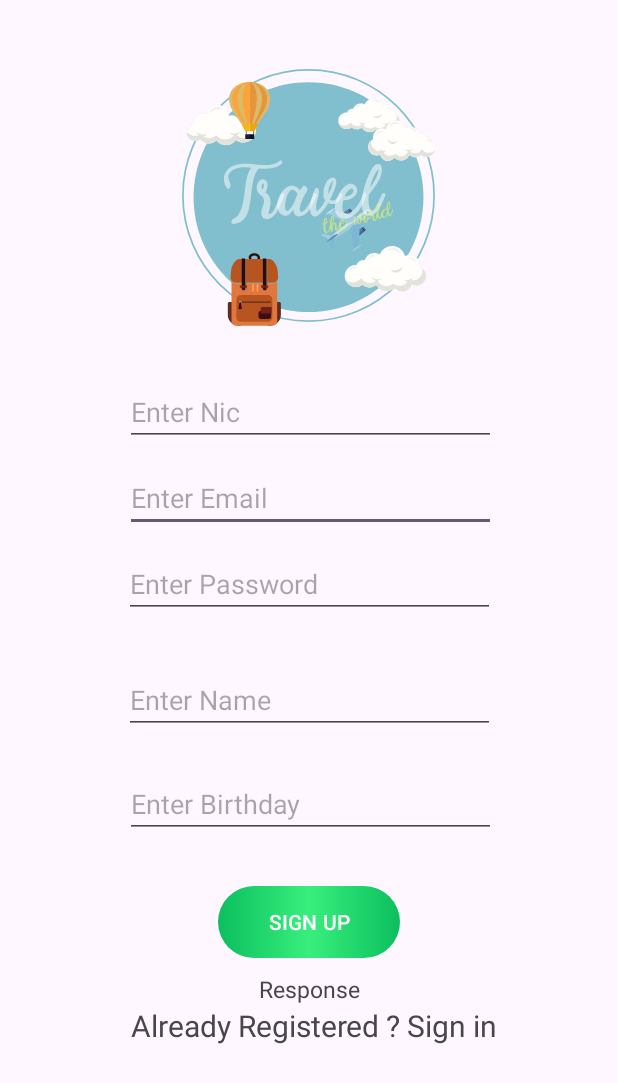
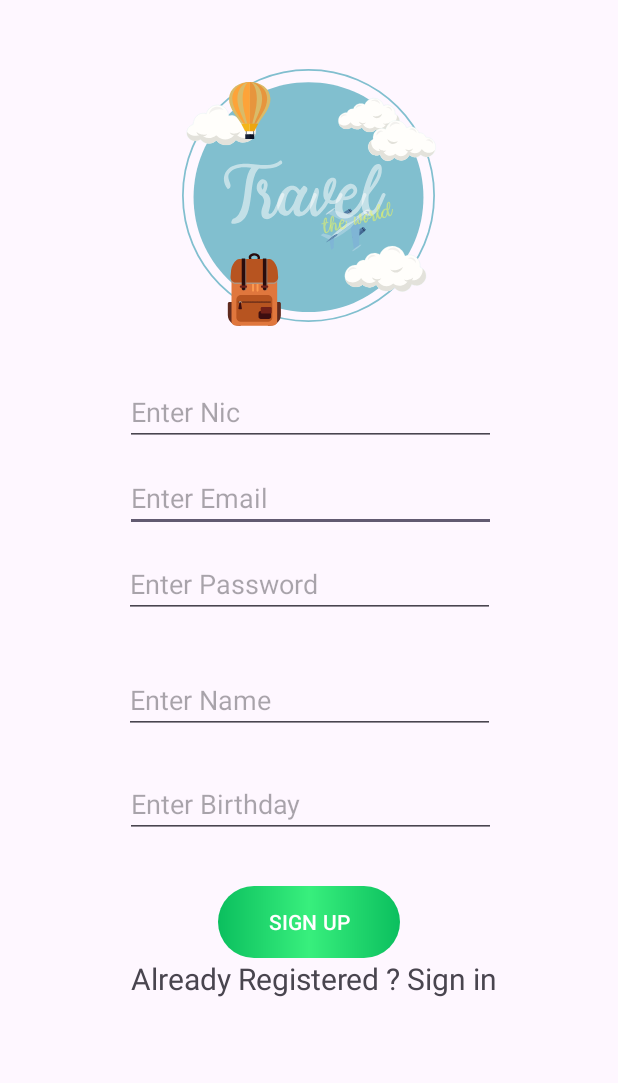
Before and after one commit to BTMR48/DreamTravelMobile, an Android app: the SignUpScreen screen opened directly, with no data from a screen before it, after a tap on "SIGN UP", on a phone screen of 412 x 824 dp. Shown: the top 1083 px of the screen. Run offline under Robolectric (Android 15) with nearby library versions, the phone set to English and light mode, and no system bars.

```diff
--- a/app/src/main/java/com/tbmr/dreamtravel/SignUpScreen.java
+++ b/app/src/main/java/com/tbmr/dreamtravel/SignUpScreen.java
@@ -47,7 +47,8 @@ public class SignUpScreen extends AppCompatActivity {
 
     private EditText mEmail, mPass, signUpNic,signUpName,signUpDateOfBirth;
     private Button signUpBtn;
-    private TextView responseTV;
+//    private TextView responseTV;
+    private TextView  loginpath;
     private ProgressBar loadingPB;
 
     Retrofit retrofit = new Retrofit.Builder()
@@ -65,11 +66,11 @@ public class SignUpScreen extends AppCompatActivity {
         mPass = findViewById(R.id.signupPass);
         signUpNic = findViewById(R.id.signupNic);
         signUpBtn = findViewById(R.id.signupbtn);
-        responseTV = findViewById(R.id.idTVResponse); // Make sure you have a TextView with this ID in your layout
+//        responseTV = findViewById(R.id.idTVResponse);
         loadingPB = findViewById(R.id.idLoadingPB); // Make sure you have a ProgressBar with this ID in your layout
         signUpName = findViewById(R.id.signupName);
         signUpDateOfBirth = findViewById(R.id.signupBirthday);
-
+        loginpath = findViewById(R.id.loginpath);
         // Initialize calendar and get the current date
         final Calendar calendar = Calendar.getInstance();
         final int year = calendar.get(Calendar.YEAR);
@@ -81,6 +82,12 @@ public class SignUpScreen extends AppCompatActivity {
         Calendar minDate = Calendar.getInstance();
         minDate.add(Calendar.YEAR, -100);
 
+        loginpath.setOnClickListener(new View.OnClickListener() {
+            @Override
+            public void onClick(View v) {
+                startActivity(new Intent(SignUpScreen.this, LoginScreen.class));
+            }
+        });
         signUpDateOfBirth.setOnClickListener(new View.OnClickListener() {
             @Override
             public void onClick(View v) {
@@ -102,14 +109,43 @@ public class SignUpScreen extends AppCompatActivity {
         });
 
         signUpBtn.setOnClickListener(v -> {
-            if (mEmail.getText().toString().isEmpty() || mPass.getText().toString().isEmpty() || signUpNic.getText().toString().isEmpty()) {
-                Toast.makeText(SignUpScreen.this, "Please fill out all the fields", Toast.LENGTH_SHORT).show();
+            String email = mEmail.getText().toString();
+            String password = mPass.getText().toString();
+            String nic = signUpNic.getText().toString();
+
+            if (!isValidEmail(email)) {
+                Toast.makeText(SignUpScreen.this, "Please enter a valid email address", Toast.LENGTH_SHORT).show();
                 return;
             }
+
+            if (!isValidPassword(password)) {
+                Toast.makeText(SignUpScreen.this, "Password must be at least 6 characters", Toast.LENGTH_SHORT).show();
+                return;
+            }
+
+            if (!isValidNic(nic)) {
+                Toast.makeText(SignUpScreen.this, "NIC must be a maximum of 12 characters and minimum 10", Toast.LENGTH_SHORT).show();
+                return;
+            }
+
             registerNewUser();
         });
 
 
+    }
+
+    private boolean isValidEmail(String email) {
+        // Use Java's built-in email validation. This may not catch all edge cases.
+        String regex = "^[A-Za-z0-9+_.-]+@(.+)$";
+        return email.matches(regex);
+    }
+
+    private boolean isValidPassword(String password) {
+        return password.length() >= 6;
+    }
+
+    private boolean isValidNic(String nic) {
+        return nic.length() >= 10 && nic.length() <= 12;
     }
 
     private void registerNewUser() {
@@ -205,7 +241,7 @@ public class SignUpScreen extends AppCompatActivity {
                                                 @Override
                                                 public void run() {
                                                     if (secondResponseCode == HttpURLConnection.HTTP_OK) {
-                                                        responseTV.setText("Both registrations were successful!");
+                                                //      responseTV.setText("Both registrations were successful!");
                                                         System.out.println("Date of Birth: " + formattedDateStr);
                                                         Intent intent;
 
@@ -217,7 +253,7 @@ public class SignUpScreen extends AppCompatActivity {
                                                         startActivity(intent);
 
                                                     } else {
-                                                        responseTV.setText("Second registration failed! Response code: " + secondResponseCode);
+//                                                        responseTV.setText("Second registration failed! Response code: " + secondResponseCode);
 
                                                         System.out.println("Date of Birth: " + originalDateStr);
 
@@ -230,7 +266,7 @@ public class SignUpScreen extends AppCompatActivity {
                                             new Handler(Looper.getMainLooper()).post(new Runnable() {
                                                 @Override
                                                 public void run() {
-                                                    responseTV.setText("Network error in second API call: " + e.getMessage());
+//                                                    responseTV.setText("Network error in second API call: " + e.getMessage());
                                                     loadingPB.setVisibility(View.GONE);
                                                 }
                                             });
@@ -238,7 +274,7 @@ public class SignUpScreen extends AppCompatActivity {
                                     }
                                 }).start();
                             } else {
-                                responseTV.setText("First registration failed! Response code: " + responseCode);
+//                                responseTV.setText("First registration failed! Response code: " + responseCode);
                                 loadingPB.setVisibility(View.GONE);
                             }
                         }
@@ -251,7 +287,7 @@ public class SignUpScreen extends AppCompatActivity {
                         @Override
                         public void run() {
                             loadingPB.setVisibility(View.GONE);
-                            responseTV.setText("Network error: " + e.getMessage());
+//                            responseTV.setText("Network error: " + e.getMessage());
                         }
                     });
                 }
--- a/app/src/main/res/layout/activity_sign_up_screen.xml
+++ b/app/src/main/res/layout/activity_sign_up_screen.xml
@@ -6,6 +6,19 @@
     android:layout_height="match_parent"
     tools:context=".SignUpScreen">
 
+
+    <ProgressBar
+        android:id="@+id/idLoadingPB"
+        android:layout_width="113dp"
+        android:layout_height="135dp"
+        android:layout_gravity="center"
+
+        android:layout_marginTop="21dp"
+        android:visibility="invisible"
+        app:layout_constraintEnd_toEndOf="parent"
+        app:layout_constraintStart_toStartOf="parent"
+        app:layout_constraintTop_toBottomOf="@+id/signupNic"
+        tools:ignore="MissingConstraints" />
 
     <EditText
         android:id="@+id/signupEmail"
@@ -133,32 +146,22 @@
         app:layout_constraintEnd_toEndOf="parent"
         app:layout_constraintHorizontal_bias="1.0"
         app:layout_constraintStart_toStartOf="parent"
-        app:layout_constraintTop_toBottomOf="@+id/idTVResponse"     />
+        app:layout_constraintTop_toBottomOf="@+id/signupbtn"     />
 <!--        app:onClick="NavigateToLogin" -->
 
 
-    <TextView
-        android:id="@+id/idTVResponse"
-        android:layout_width="match_parent"
-        android:layout_height="wrap_content"
-        android:layout_margin="10dp"
-        android:layout_marginTop="8dp"
-        android:gravity="center_horizontal"
-        android:text="Response"
-        android:textAlignment="center"
-        android:textSize="15sp"
-        app:layout_constraintTop_toBottomOf="@+id/signupbtn"
-        tools:ignore="MissingConstraints"
-        tools:layout_editor_absoluteX="16dp" />
+<!--    <TextView-->
+<!--        android:id="@+id/idTVResponse"-->
+<!--        android:layout_width="match_parent"-->
+<!--        android:layout_height="wrap_content"-->
+<!--        android:layout_margin="10dp"-->
+<!--        android:layout_marginTop="8dp"-->
+<!--        android:gravity="center_horizontal"-->
+<!--        android:text="Response"-->
+<!--        android:textAlignment="center"-->
+<!--        android:textSize="15sp"-->
+<!--        app:layout_constraintTop_toBottomOf="@+id/signupbtn"-->
+<!--        tools:ignore="MissingConstraints"-->
+<!--        tools:layout_editor_absoluteX="16dp" />-->
 
-    <ProgressBar
-        android:id="@+id/idLoadingPB"
-        android:layout_width="113dp"
-        android:layout_height="135dp"
-        android:layout_gravity="center"
-
-        android:visibility="invisible"
-        app:layout_constraintTop_toTopOf="@+id/signupNic"
-        tools:ignore="MissingConstraints"
-        tools:layout_editor_absoluteX="147dp" />
 </androidx.constraintlayout.widget.ConstraintLayout>
--- a/app/src/main/res/values/strings.xml
+++ b/app/src/main/res/values/strings.xml
@@ -3,7 +3,7 @@
     <string name="spscreen">Dream Travel</string>
     <string name="FROM">from</string>
     <string name="TBMR">TBMR Technology</string>
-    <string name="train_list">Train List</string>
+    <string name="train_list">Train Schedule </string>
     <string name="avartaricon">avartarIcon</string>
     <string name="enter_email">Enter Email</string>
     <string name="enter_nic">Enter Nic</string>
```
Also changed, not shown: app/src/main/java/com/tbmr/dreamtravel/HomeScreen.java (+9 -9 lines), app/src/main/java/com/tbmr/dreamtravel/LoginScreen.java (+6 -6 lines), app/src/main/java/com/tbmr/dreamtravel/Ticket_Booked_list.java (+41 -13 lines), app/src/main/java/com/tbmr/dreamtravel/train_ticket_book.java (+10 -5 lines), app/src/main/res/layout/activity_home_screen.xml (+53 -47 lines), app/src/main/res/layout/activity_login_screen.xml (+23 -17 lines), app/src/main/res/layout/activity_ticket_booked_list.xml (+25 -25 lines), app/src/main/res/layout/booked_card.xml (+22 -7 lines), app/src/main/res/layout/schedule_list.xml (+22 -12 lines), app/src/main/res/drawable/history.png (added).
